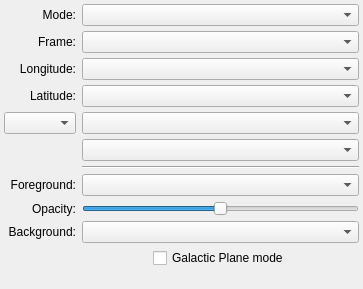
Old version of the form glue_wwt/viewer/options_widget.ui in the repository glue-viz/glue-wwt.
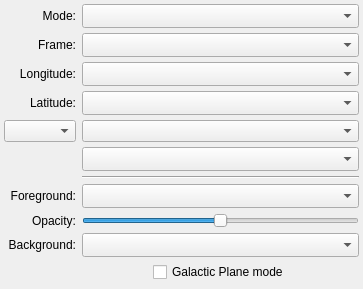
New version of the form.

Commit message: Fix compatibility of .ui files with Qt6

```diff
--- a/glue_wwt/viewer/options_widget.ui
+++ b/glue_wwt/viewer/options_widget.ui
@@ -38,7 +38,7 @@
       </sizepolicy>
      </property>
      <property name="sizeAdjustPolicy">
-      <enum>QComboBox::AdjustToMinimumContentsLength</enum>
+      <enum>QComboBox::AdjustToMinimumContentsLengthWithIcon</enum>
      </property>
     </widget>
    </item>
@@ -151,14 +151,14 @@
       </sizepolicy>
      </property>
      <property name="sizeAdjustPolicy">
-      <enum>QComboBox::AdjustToMinimumContentsLength</enum>
+      <enum>QComboBox::AdjustToMinimumContentsLengthWithIcon</enum>
      </property>
     </widget>
    </item>
    <item row="1" column="1">
     <widget class="QComboBox" name="combosel_frame">
      <property name="sizeAdjustPolicy">
-      <enum>QComboBox::AdjustToMinimumContentsLength</enum>
+      <enum>QComboBox::AdjustToMinimumContentsLengthWithIcon</enum>
      </property>
     </widget>
    </item>
@@ -175,7 +175,7 @@
    <item row="0" column="1">
     <widget class="QComboBox" name="combosel_mode">
      <property name="sizeAdjustPolicy">
-      <enum>QComboBox::AdjustToMinimumContentsLength</enum>
+      <enum>QComboBox::AdjustToMinimumContentsLengthWithIcon</enum>
      </property>
     </widget>
    </item>
@@ -195,14 +195,14 @@
    <item row="3" column="1">
     <widget class="QComboBox" name="combosel_lat_att">
      <property name="sizeAdjustPolicy">
-      <enum>QComboBox::AdjustToMinimumContentsLength</enum>
+      <enum>QComboBox::AdjustToMinimumContentsLengthWithIcon</enum>
      </property>
     </widget>
    </item>
    <item row="2" column="1">
     <widget class="QComboBox" name="combosel_lon_att">
      <property name="sizeAdjustPolicy">
-      <enum>QComboBox::AdjustToMinimumContentsLength</enum>
+      <enum>QComboBox::AdjustToMinimumContentsLengthWithIcon</enum>
      </property>
     </widget>
    </item>
@@ -253,7 +253,7 @@
    <item row="5" column="1">
     <widget class="QComboBox" name="combosel_alt_unit">
      <property name="sizeAdjustPolicy">
-      <enum>QComboBox::AdjustToMinimumContentsLength</enum>
+      <enum>QComboBox::AdjustToMinimumContentsLengthWithIcon</enum>
      </property>
     </widget>
    </item>
```
The commit also changes 1 other file.
